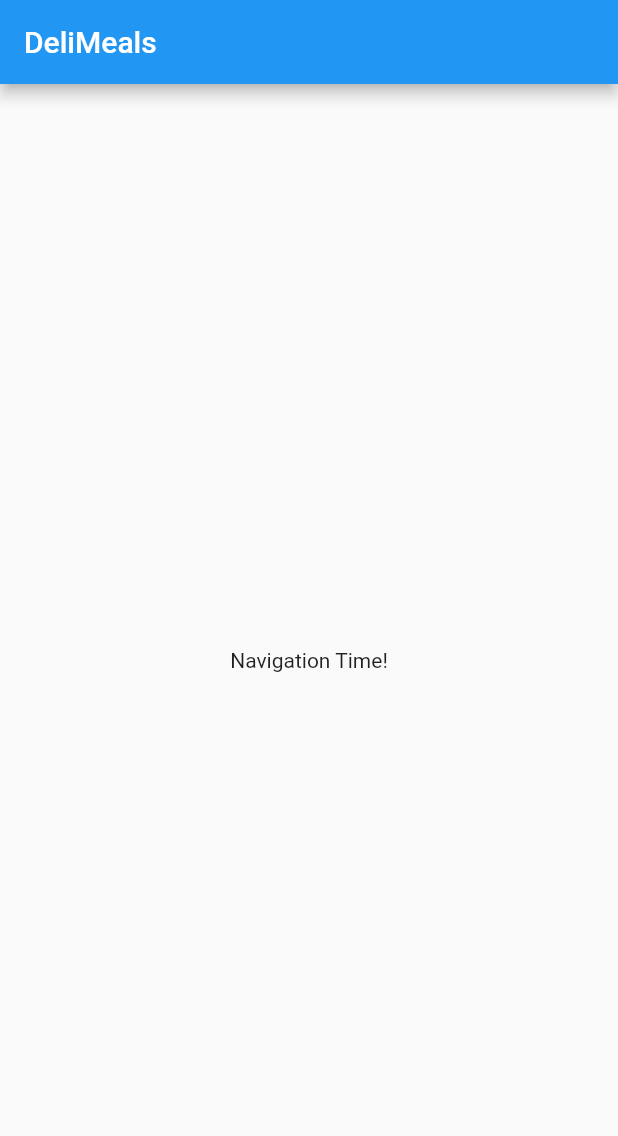
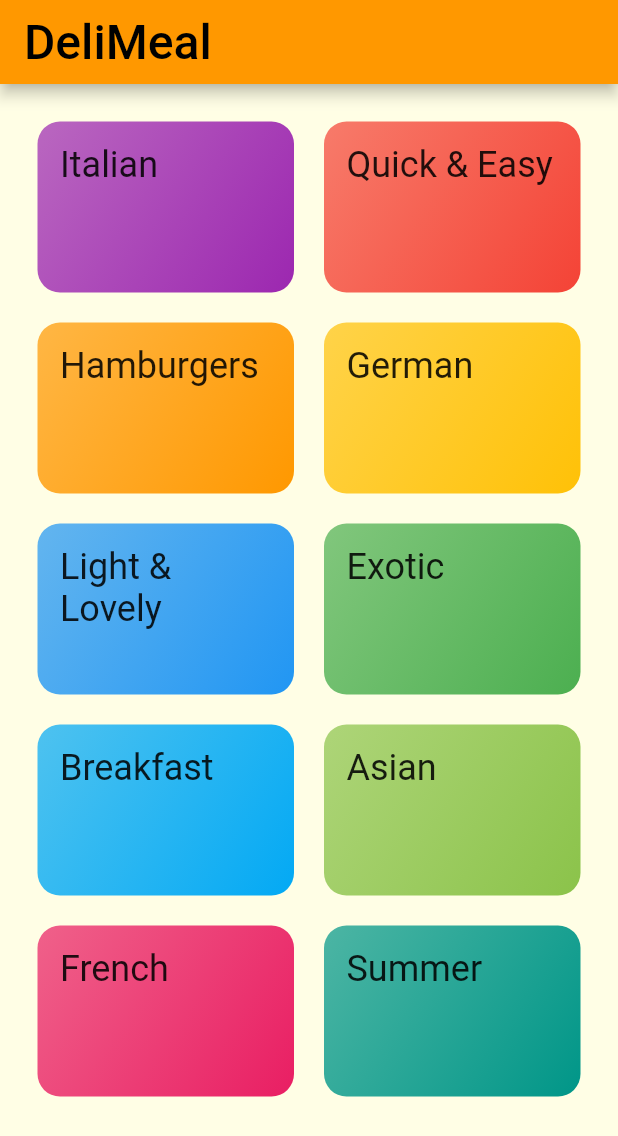
Before and after one commit to jortan02/delimeals_app, a Flutter app: the screen it shows after launch, on a phone screen of 412 x 824 dp. Shown: the top 1136 px of the screen. Run offline on Flutter 3.47's test engine with Material 2 defaults, Android fonts, the phone set to English and light mode, and no system bars; Roboto replaces fonts that are missing (RobotCondensed).

Commit message:
Added basic item grid with screens

```diff
--- /dev/null
+++ b/lib/categories_screen.dart
@@ -0,0 +1,34 @@
+import 'package:flutter/material.dart';
+import 'package:flutter/src/foundation/key.dart';
+import 'package:flutter/src/widgets/framework.dart';
+import 'package:flutter_complete_guide/category_item.dart';
+
+import './dummy_data.dart';
+
+class CategoriesScreen extends StatelessWidget {
+
+
+  const CategoriesScreen({Key key})
+      : super(key: key);
+
+  @override
+  Widget build(BuildContext context) {
+    return Scaffold(
+      appBar: AppBar(title: const Text("DeliMeal")),
+      body: GridView(
+        padding: const EdgeInsets.all(25),
+        children: DUMMY_CATEGORIES
+            .map((categoryData) => CategoryItem(
+                id: categoryData.id,
+                title: categoryData.title,
+                color: categoryData.color))
+            .toList(),
+        gridDelegate: SliverGridDelegateWithMaxCrossAxisExtent(
+            maxCrossAxisExtent: 200,
+            childAspectRatio: 1.5,
+            crossAxisSpacing: 20,
+            mainAxisSpacing: 20),
+      ),
+    );
+  }
+}
--- /dev/null
+++ b/lib/category_item.dart
@@ -0,0 +1,44 @@
+import 'package:flutter/material.dart';
+import 'package:flutter/src/foundation/key.dart';
+import 'package:flutter/src/widgets/framework.dart';
+import './category_meals_screen.dart';
+
+class CategoryItem extends StatelessWidget {
+  final String id;
+  final String title;
+  final Color color;
+
+  const CategoryItem({Key key, this.id, this.title, this.color})
+      : super(key: key);
+
+  void selectCategory(BuildContext context) {
+    Navigator.of(context).push(MaterialPageRoute(builder: (_) {
+      return CategoryMealsScreen(
+        categoryId: id,
+        categoryTitle: title,
+      );
+    }));
+  }
+
+  @override
+  Widget build(BuildContext context) {
+    return InkWell(
+      onTap: () => selectCategory(context),
+      splashColor: Theme.of(context).primaryColor,
+      borderRadius: BorderRadius.circular(15),
+      child: Container(
+        padding: const EdgeInsets.all(15),
+        child: Text(
+          title,
+          style: Theme.of(context).textTheme.titleMedium,
+        ),
+        decoration: BoxDecoration(
+            gradient: LinearGradient(
+                colors: [color.withOpacity(0.7), color],
+                begin: Alignment.topLeft,
+                end: Alignment.bottomRight),
+            borderRadius: BorderRadius.circular(15)),
+      ),
+    );
+  }
+}
--- /dev/null
+++ b/lib/category_meals_screen.dart
@@ -0,0 +1,20 @@
+import "package:flutter/material.dart";
+import 'package:flutter/src/foundation/key.dart';
+import 'package:flutter/src/widgets/framework.dart';
+
+class CategoryMealsScreen extends StatelessWidget {
+  final String categoryId;
+  final String categoryTitle;
+
+  const CategoryMealsScreen({Key key, this.categoryId, this.categoryTitle}) : super(key: key);
+
+  @override
+  Widget build(BuildContext context) {
+    return Scaffold(
+      appBar: AppBar(
+        title: Text(categoryTitle),
+      ),
+      body: Center(child: Text("The Recipes For The Category!")),
+    );
+  }
+}
--- /dev/null
+++ b/lib/dummy_data.dart
@@ -0,0 +1,56 @@
+import 'package:flutter/material.dart';
+
+import './models/category.dart';
+
+const DUMMY_CATEGORIES = const [
+  Category(
+    id: 'c1',
+    title: 'Italian',
+    color: Colors.purple,
+  ),
+  Category(
+    id: 'c2',
+    title: 'Quick & Easy',
+    color: Colors.red,
+  ),
+  Category(
+    id: 'c3',
+    title: 'Hamburgers',
+    color: Colors.orange,
+  ),
+  Category(
+    id: 'c4',
+    title: 'German',
+    color: Colors.amber,
+  ),
+  Category(
+    id: 'c5',
+    title: 'Light & Lovely',
+    color: Colors.blue,
+  ),
+  Category(
+    id: 'c6',
+    title: 'Exotic',
+    color: Colors.green,
+  ),
+  Category(
+    id: 'c7',
+    title: 'Breakfast',
+    color: Colors.lightBlue,
+  ),
+  Category(
+    id: 'c8',
+    title: 'Asian',
+    color: Colors.lightGreen,
+  ),
+  Category(
+    id: 'c9',
+    title: 'French',
+    color: Colors.pink,
+  ),
+  Category(
+    id: 'c10',
+    title: 'Summer',
+    color: Colors.teal,
+  ),
+];
--- a/lib/main.dart
+++ b/lib/main.dart
@@ -1,4 +1,7 @@
+import 'dart:ui';
+
 import 'package:flutter/material.dart';
+import './categories_screen.dart';
 
 void main() => runApp(MyApp());
 
@@ -8,29 +11,23 @@ class MyApp extends StatelessWidget {
     return MaterialApp(
       title: 'DeliMeals',
       theme: ThemeData(
-        primarySwatch: Colors.blue,
+        colorScheme: ColorScheme.fromSwatch(primarySwatch: Colors.orange).copyWith(secondary: Colors.amber),
+        canvasColor: Color.fromRGBO(255, 254, 229, 1),
+        fontFamily: "Raleway",
+        textTheme: ThemeData.light().textTheme.copyWith(
+          bodyLarge: TextStyle(color: Color.fromRGBO(20, 51, 51, 1)),
+          bodyMedium: TextStyle(color: Color.fromRGBO(20, 51, 51, 1)),
+          titleLarge: TextStyle(
+            fontSize: 32,
+            fontFamily: "RobotCondensed"
+          ),
+          titleMedium: TextStyle(
+            fontSize: 24,
+            fontFamily: "RobotCondensed"
+          )
+        )
       ),
-      home: MyHomePage(),
+      home: CategoriesScreen(),
     );
   }
 }
-
-class MyHomePage extends StatefulWidget {
-    @override
-  _MyHomePageState createState() => _MyHomePageState();
-}
-
-class _MyHomePageState extends State<MyHomePage> {
-
-  @override
-  Widget build(BuildContext context) {
-    return Scaffold(
-      appBar: AppBar(
-        title: Text('DeliMeals'),
-      ),
-      body: Center(
-        child: Text('Navigation Time!'),
-      ),
-    );
-  }
-}
--- /dev/null
+++ b/lib/models/category.dart
@@ -0,0 +1,9 @@
+import 'package:flutter/material.dart';
+
+class Category {
+  final String id;
+  final String title;
+  final Color color;
+
+  const Category({this.id, this.title, this.color = Colors.black});
+}
```
Also changed, not shown: pubspec.yaml (+18 -0 lines), assets/fonts/Raleway-Black.ttf (added), assets/fonts/Raleway-Bold.ttf (added), assets/fonts/Raleway-Regular.ttf (added), assets/fonts/RobotoCondensed-Bold.ttf (added), assets/fonts/RobotoCondensed-Italic.ttf (added), assets/fonts/RobotoCondensed-Light.ttf (added), assets/fonts/RobotoCondensed-Regular.ttf (added).
